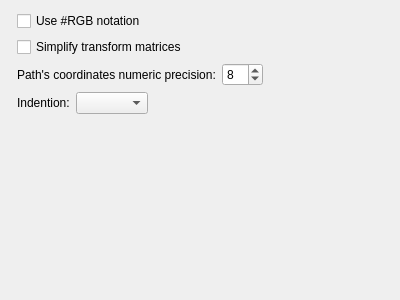
Before: the Qt Designer form src/preferences/outputpage.ui in RazrFalcon/svgcleaner-gui, drawn with Qt 5.
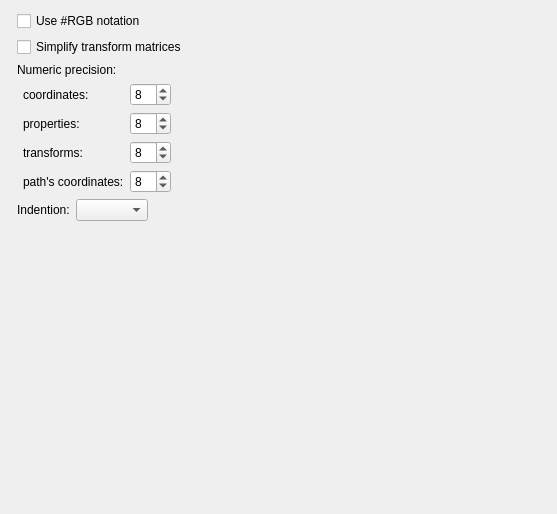
After: the same form once the commit is applied. Custom widgets are drawn as their Qt base class.

Patch:
```diff
--- a/src/preferences/outputpage.ui
+++ b/src/preferences/outputpage.ui
@@ -6,15 +6,22 @@
    <rect>
     <x>0</x>
     <y>0</y>
-    <width>400</width>
-    <height>300</height>
+    <width>557</width>
+    <height>514</height>
    </rect>
   </property>
   <property name="windowTitle">
    <string>Form</string>
   </property>
   <layout class="QGridLayout" name="gridLayout">
-   <item row="4" column="1">
+   <item row="2" column="1">
+    <widget class="QLabel" name="label">
+     <property name="text">
+      <string>Numeric precision:</string>
+     </property>
+    </widget>
+   </item>
+   <item row="9" column="1">
     <spacer name="verticalSpacer">
      <property name="orientation">
       <enum>Qt::Vertical</enum>
@@ -41,7 +48,7 @@
      </property>
     </widget>
    </item>
-   <item row="3" column="1">
+   <item row="8" column="1">
     <layout class="QHBoxLayout" name="horizontalLayout">
      <item>
       <widget class="QLabel" name="lblIndention">
@@ -75,49 +82,6 @@
      </item>
     </layout>
    </item>
-   <item row="2" column="1">
-    <layout class="QHBoxLayout" name="horizontalLayout_2">
-     <item>
-      <widget class="QLabel" name="lblPathsPrecision">
-       <property name="text">
-        <string>Path's coordinates numeric precision:</string>
-       </property>
-      </widget>
-     </item>
-     <item>
-      <widget class="QSpinBox" name="spinBoxPathsPrecision">
-       <property name="sizePolicy">
-        <sizepolicy hsizetype="Fixed" vsizetype="Fixed">
-         <horstretch>0</horstretch>
-         <verstretch>0</verstretch>
-        </sizepolicy>
-       </property>
-       <property name="minimum">
-        <number>1</number>
-       </property>
-       <property name="maximum">
-        <number>12</number>
-       </property>
-       <property name="value">
-        <number>8</number>
-       </property>
-      </widget>
-     </item>
-     <item>
-      <spacer name="horizontalSpacer">
-       <property name="orientation">
-        <enum>Qt::Horizontal</enum>
-       </property>
-       <property name="sizeHint" stdset="0">
-        <size>
-         <width>40</width>
-         <height>20</height>
-        </size>
-       </property>
-      </spacer>
-     </item>
-    </layout>
-   </item>
    <item row="0" column="0" alignment="Qt::AlignVCenter">
     <widget class="DotWidget" name="dot1" native="true"/>
    </item>
@@ -127,8 +91,138 @@
    <item row="2" column="0" alignment="Qt::AlignVCenter">
     <widget class="DotWidget" name="dot3" native="true"/>
    </item>
-   <item row="3" column="0" alignment="Qt::AlignVCenter">
-    <widget class="DotWidget" name="dot4" native="true"/>
+   <item row="3" column="1">
+    <layout class="QGridLayout" name="precisionLayout">
+     <item row="1" column="2">
+      <widget class="QSpinBox" name="spinBoxPropsPrecision">
+       <property name="sizePolicy">
+        <sizepolicy hsizetype="Fixed" vsizetype="Fixed">
+         <horstretch>0</horstretch>
+         <verstretch>0</verstretch>
+        </sizepolicy>
+       </property>
+       <property name="minimum">
+        <number>1</number>
+       </property>
+       <property name="maximum">
+        <number>12</number>
+       </property>
+       <property name="value">
+        <number>8</number>
+       </property>
+      </widget>
+     </item>
+     <item row="0" column="1">
+      <widget class="QLabel" name="lblPathsPrecision_2">
+       <property name="text">
+        <string>coordinates:</string>
+       </property>
+      </widget>
+     </item>
+     <item row="2" column="2">
+      <widget class="QSpinBox" name="spinBoxTsPrecision">
+       <property name="sizePolicy">
+        <sizepolicy hsizetype="Fixed" vsizetype="Fixed">
+         <horstretch>0</horstretch>
+         <verstretch>0</verstretch>
+        </sizepolicy>
+       </property>
+       <property name="minimum">
+        <number>1</number>
+       </property>
+       <property name="maximum">
+        <number>12</number>
+       </property>
+       <property name="value">
+        <number>8</number>
+       </property>
+      </widget>
+     </item>
+     <item row="0" column="2">
+      <widget class="QSpinBox" name="spinBoxCoordsPrecision">
+       <property name="sizePolicy">
+        <sizepolicy hsizetype="Fixed" vsizetype="Fixed">
+         <horstretch>0</horstretch>
+         <verstretch>0</verstretch>
+        </sizepolicy>
+       </property>
+       <property name="minimum">
+        <number>1</number>
+       </property>
+       <property name="maximum">
+        <number>12</number>
+       </property>
+       <property name="value">
+        <number>8</number>
+       </property>
+      </widget>
+     </item>
+     <item row="3" column="1">
+      <widget class="QLabel" name="lblPathsPrecision">
+       <property name="text">
+        <string>path's coordinates:</string>
+       </property>
+      </widget>
+     </item>
+     <item row="1" column="1">
+      <widget class="QLabel" name="lblPathsPrecision_3">
+       <property name="text">
+        <string>properties:</string>
+       </property>
+      </widget>
+     </item>
+     <item row="0" column="0">
+      <widget class="DotWidget" name="dot3" native="true"/>
+     </item>
+     <item row="0" column="3">
+      <spacer name="horizontalSpacer_3">
+       <property name="orientation">
+        <enum>Qt::Horizontal</enum>
+       </property>
+       <property name="sizeHint" stdset="0">
+        <size>
+         <width>40</width>
+         <height>20</height>
+        </size>
+       </property>
+      </spacer>
+     </item>
+     <item row="2" column="1">
+      <widget class="QLabel" name="lblPathsPrecision_4">
+       <property name="text">
+        <string>transforms:</string>
+       </property>
+      </widget>
+     </item>
+     <item row="3" column="2">
+      <widget class="QSpinBox" name="spinBoxPathsPrecision">
+       <property name="sizePolicy">
+        <sizepolicy hsizetype="Fixed" vsizetype="Fixed">
+         <horstretch>0</horstretch>
+         <verstretch>0</verstretch>
+        </sizepolicy>
+       </property>
+       <property name="minimum">
+        <number>1</number>
+       </property>
+       <property name="maximum">
+        <number>12</number>
+       </property>
+       <property name="value">
+        <number>8</number>
+       </property>
+      </widget>
+     </item>
+     <item row="1" column="0">
+      <widget class="DotWidget" name="dot4" native="true"/>
+     </item>
+     <item row="2" column="0">
+      <widget class="DotWidget" name="dot5" native="true"/>
+     </item>
+     <item row="3" column="0">
+      <widget class="DotWidget" name="dot6" native="true"/>
+     </item>
+    </layout>
    </item>
   </layout>
  </widget>
```
Left out of the diff: 4 changed lines with no effect on the pictures.
